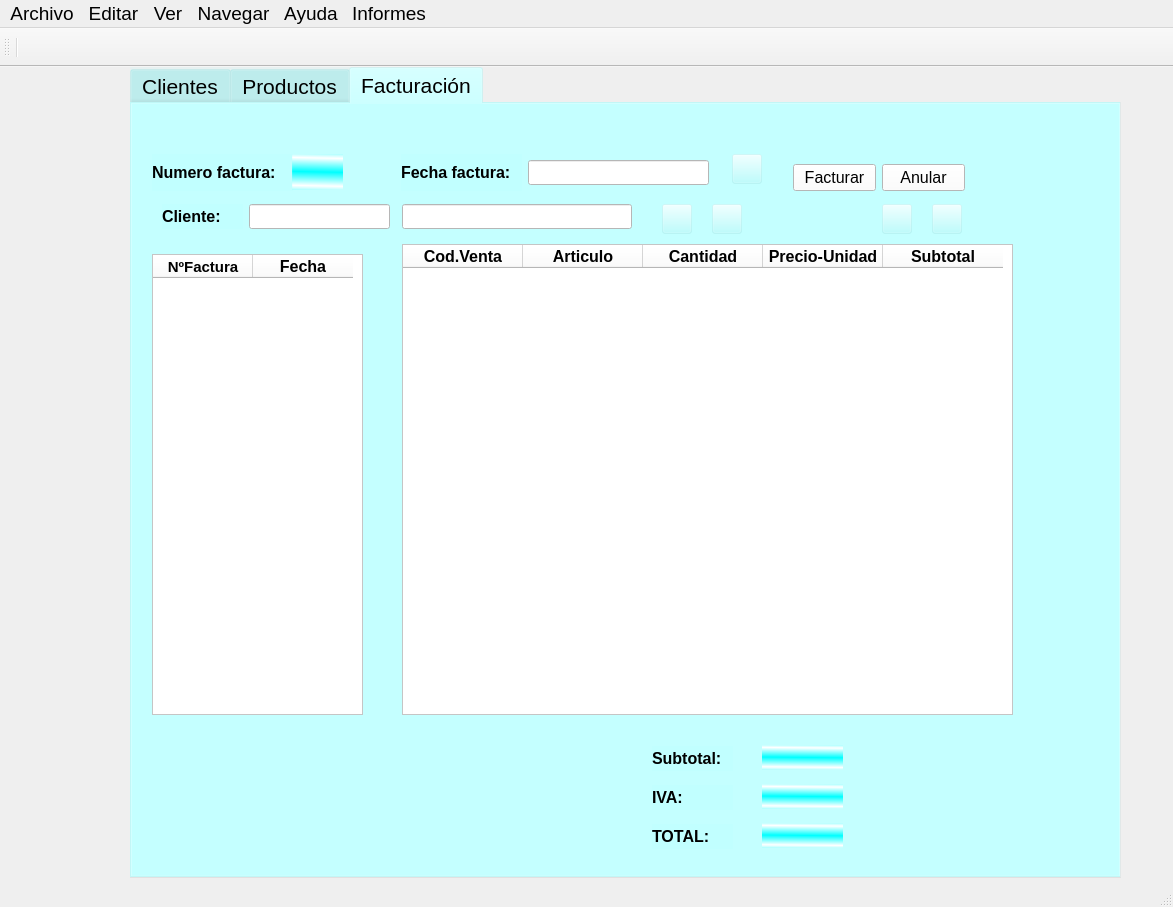
Before: the Qt Designer form ventana.ui in IagoBoente/ventanaQT_2, drawn with Qt 5.
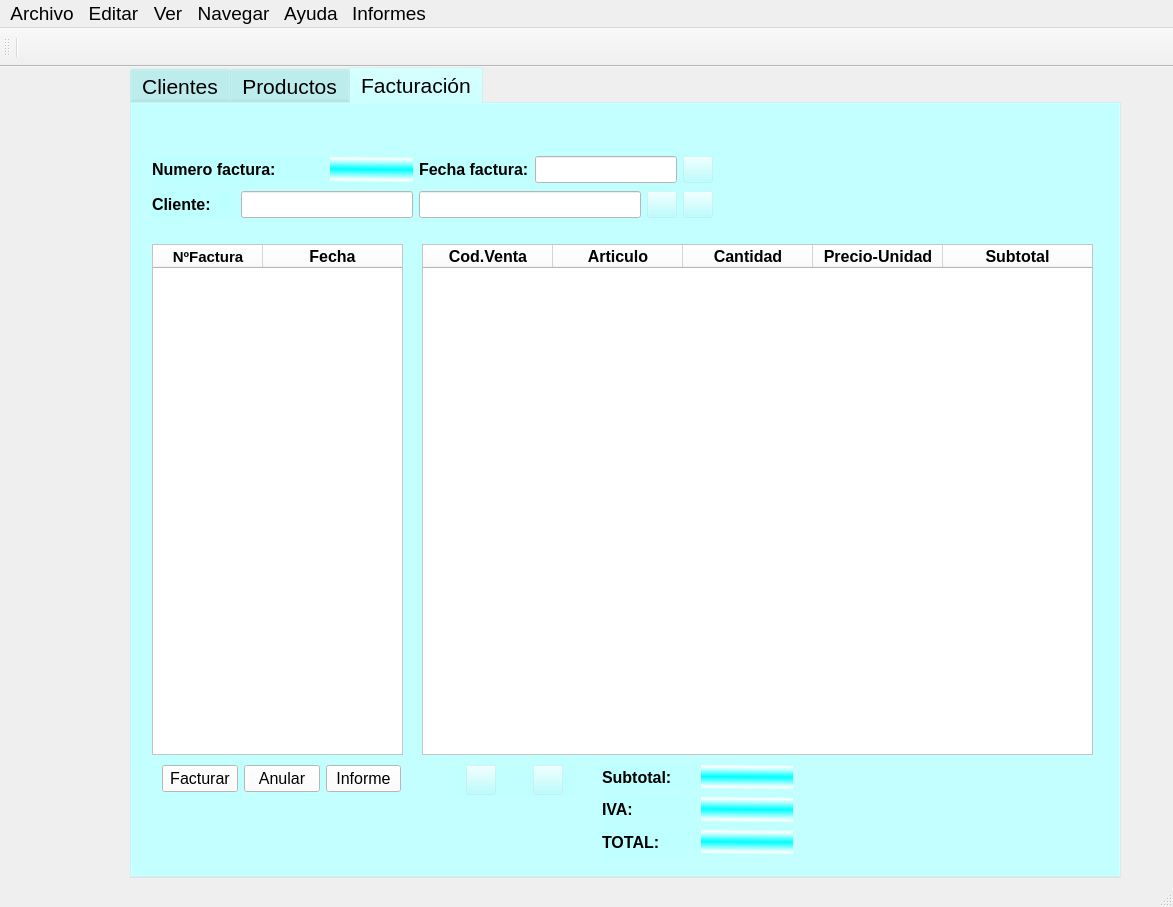
After: the same form once the commit is applied. Icons and pictures are not drawn.

Commit message: ventana2_docs

The edit to the form file:
```diff
--- a/ventana.ui
+++ b/ventana.ui
@@ -1523,9 +1523,9 @@
       <property name="geometry">
        <rect>
         <x>20</x>
-        <y>150</y>
-        <width>211</width>
-        <height>461</height>
+        <y>140</y>
+        <width>251</width>
+        <height>511</height>
        </rect>
       </property>
       <property name="styleSheet">
@@ -1540,11 +1540,14 @@
        <bool>true</bool>
       </property>
       <attribute name="horizontalHeaderDefaultSectionSize">
-       <number>100</number>
+       <number>110</number>
       </attribute>
       <attribute name="horizontalHeaderMinimumSectionSize">
        <number>0</number>
       </attribute>
+      <attribute name="horizontalHeaderStretchLastSection">
+       <bool>true</bool>
+      </attribute>
       <column>
        <property name="text">
         <string>NºFactura</string>
@@ -1573,10 +1576,10 @@
      <widget class="QTableWidget" name="tableVenta">
       <property name="geometry">
        <rect>
-        <x>270</x>
+        <x>290</x>
         <y>140</y>
-        <width>611</width>
-        <height>471</height>
+        <width>671</width>
+        <height>511</height>
        </rect>
       </property>
       <property name="styleSheet">
@@ -1591,11 +1594,14 @@
        <bool>true</bool>
       </property>
       <attribute name="horizontalHeaderDefaultSectionSize">
-       <number>120</number>
+       <number>130</number>
       </attribute>
       <attribute name="horizontalHeaderMinimumSectionSize">
        <number>0</number>
       </attribute>
+      <attribute name="horizontalHeaderStretchLastSection">
+       <bool>true</bool>
+      </attribute>
       <column>
        <property name="text">
         <string>Cod.Venta</string>
@@ -1657,15 +1663,18 @@
        </property>
       </column>
      </widget>
+     <widget class="QWidget" name="layoutWidget">
+      <property name="geometry">
+       <rect>
+        <x>20</x>
+        <y>50</y>
+        <width>561</width>
+        <height>68</height>
+       </rect>
+      </property>
+      <layout class="QGridLayout" name="gridLayout_4">
+       <item row="0" column="2">
      <widget class="QLabel" name="lblCodFact">
-      <property name="geometry">
-       <rect>
-        <x>160</x>
-        <y>50</y>
-        <width>51</width>
-        <height>36</height>
-       </rect>
-      </property>
       <property name="font">
        <font>
         <family>Tahoma</family>
@@ -1681,148 +1690,9 @@
        <string/>
       </property>
      </widget>
-     <widget class="QPushButton" name="btnBuscar_2">
-      <property name="geometry">
-       <rect>
-        <x>530</x>
-        <y>100</y>
-        <width>30</width>
-        <height>30</height>
-       </rect>
-      </property>
-      <property name="maximumSize">
-       <size>
-        <width>30</width>
-        <height>30</height>
-       </size>
-      </property>
-      <property name="text">
-       <string/>
-      </property>
-      <property name="icon">
-       <iconset>
-        <normaloff>img/search.png</normaloff>img/search.png</iconset>
-      </property>
-      <property name="iconSize">
-       <size>
-        <width>30</width>
-        <height>30</height>
-       </size>
-      </property>
-      <property name="checkable">
-       <bool>false</bool>
-      </property>
-     </widget>
-     <widget class="QPushButton" name="btnCalendar_2">
-      <property name="geometry">
-       <rect>
-        <x>600</x>
-        <y>50</y>
-        <width>30</width>
-        <height>30</height>
-       </rect>
-      </property>
-      <property name="maximumSize">
-       <size>
-        <width>30</width>
-        <height>30</height>
-       </size>
-      </property>
-      <property name="text">
-       <string/>
-      </property>
-      <property name="icon">
-       <iconset>
-        <normaloff>img/calendar.png</normaloff>img/calendar.png</iconset>
-      </property>
-      <property name="iconSize">
-       <size>
-        <width>40</width>
-        <height>40</height>
-       </size>
-      </property>
-     </widget>
-     <widget class="QPushButton" name="btnRecargar_3">
-      <property name="geometry">
-       <rect>
-        <x>580</x>
-        <y>100</y>
-        <width>30</width>
-        <height>30</height>
-       </rect>
-      </property>
-      <property name="maximumSize">
-       <size>
-        <width>30</width>
-        <height>30</height>
-       </size>
-      </property>
-      <property name="text">
-       <string/>
-      </property>
-      <property name="icon">
-       <iconset>
-        <normaloff>img/reload.jpg</normaloff>img/reload.jpg</iconset>
-      </property>
-      <property name="iconSize">
-       <size>
-        <width>50</width>
-        <height>50</height>
-       </size>
-      </property>
-     </widget>
-     <widget class="QLineEdit" name="ltCalendar_2">
-      <property name="geometry">
-       <rect>
-        <x>396</x>
-        <y>56</y>
-        <width>181</width>
-        <height>25</height>
-       </rect>
-      </property>
-      <property name="font">
-       <font>
-        <family>Tahoma</family>
-        <pointsize>12</pointsize>
-       </font>
-      </property>
-      <property name="styleSheet">
-       <string notr="true">background-color:rgb(255, 255, 255)</string>
-      </property>
-      <property name="text">
-       <string/>
-      </property>
-     </widget>
-     <widget class="QLabel" name="lblFechaFact">
-      <property name="geometry">
-       <rect>
-        <x>269</x>
-        <y>50</y>
-        <width>121</width>
-        <height>37</height>
-       </rect>
-      </property>
-      <property name="font">
-       <font>
-        <family>Tahoma</family>
-        <pointsize>12</pointsize>
-        <weight>75</weight>
-        <bold>true</bold>
-       </font>
-      </property>
-      <property name="text">
-       <string>Fecha factura:</string>
-      </property>
-     </widget>
+       </item>
+       <item row="0" column="0" colspan="2">
      <widget class="QLabel" name="lblFechaFact_2">
-      <property name="geometry">
-       <rect>
-        <x>20</x>
-        <y>50</y>
-        <width>141</width>
-        <height>37</height>
-       </rect>
-      </property>
       <property name="font">
        <font>
         <family>Tahoma</family>
@@ -1835,40 +1705,40 @@
        <string>Numero factura:</string>
       </property>
      </widget>
-     <widget class="QLineEdit" name="ltCodCli">
-      <property name="geometry">
-       <rect>
-        <x>117</x>
-        <y>100</y>
-        <width>141</width>
-        <height>25</height>
-       </rect>
-      </property>
+       </item>
+       <item row="0" column="3">
+        <widget class="QLabel" name="lblFechaFact">
       <property name="font">
        <font>
         <family>Tahoma</family>
         <pointsize>12</pointsize>
-       </font>
-      </property>
-      <property name="tabletTracking">
-       <bool>false</bool>
-      </property>
-      <property name="layoutDirection">
-       <enum>Qt::LeftToRight</enum>
+           <weight>75</weight>
+           <bold>true</bold>
+          </font>
+         </property>
+         <property name="text">
+          <string>Fecha factura:</string>
+         </property>
+        </widget>
+       </item>
+       <item row="0" column="4" colspan="2">
+        <widget class="QLineEdit" name="ltCalendar_2">
+         <property name="font">
+          <font>
+           <family>Tahoma</family>
+           <pointsize>12</pointsize>
+          </font>
       </property>
       <property name="styleSheet">
        <string notr="true">background-color:rgb(255, 255, 255)</string>
       </property>
-     </widget>
+         <property name="text">
+          <string/>
+         </property>
+        </widget>
+       </item>
+       <item row="1" column="0">
      <widget class="QLabel" name="lblCliente">
-      <property name="geometry">
-       <rect>
-        <x>30</x>
-        <y>100</y>
-        <width>81</width>
-        <height>25</height>
-       </rect>
-      </property>
       <property name="font">
        <font>
         <family>Tahoma</family>
@@ -1881,15 +1751,54 @@
        <string>Cliente:</string>
       </property>
      </widget>
+       </item>
+       <item row="1" column="5">
+        <widget class="QPushButton" name="btnBuscar_2">
+         <property name="maximumSize">
+          <size>
+           <width>30</width>
+           <height>30</height>
+          </size>
+         </property>
+         <property name="text">
+          <string/>
+         </property>
+         <property name="icon">
+          <iconset>
+           <normaloff>img/search.png</normaloff>img/search.png</iconset>
+         </property>
+         <property name="iconSize">
+          <size>
+           <width>30</width>
+           <height>30</height>
+          </size>
+         </property>
+         <property name="checkable">
+          <bool>false</bool>
+         </property>
+        </widget>
+       </item>
+       <item row="1" column="3" colspan="2">
      <widget class="QLineEdit" name="ltNombreCli">
-      <property name="geometry">
-       <rect>
-        <x>270</x>
-        <y>100</y>
-        <width>230</width>
-        <height>25</height>
-       </rect>
-      </property>
+         <property name="font">
+          <font>
+           <family>Tahoma</family>
+           <pointsize>12</pointsize>
+          </font>
+         </property>
+         <property name="tabletTracking">
+          <bool>false</bool>
+         </property>
+         <property name="layoutDirection">
+          <enum>Qt::LeftToRight</enum>
+         </property>
+         <property name="styleSheet">
+          <string notr="true">background-color:rgb(255, 255, 255)</string>
+         </property>
+        </widget>
+       </item>
+       <item row="1" column="1" colspan="2">
+        <widget class="QLineEdit" name="ltCodCli">
       <property name="font">
        <font>
         <family>Tahoma</family>
@@ -1906,15 +1815,178 @@
        <string notr="true">background-color:rgb(255, 255, 255)</string>
       </property>
      </widget>
+       </item>
+       <item row="1" column="6">
+        <widget class="QPushButton" name="btnRecargar_3">
+         <property name="maximumSize">
+          <size>
+           <width>30</width>
+           <height>30</height>
+          </size>
+         </property>
+         <property name="text">
+          <string/>
+         </property>
+         <property name="icon">
+          <iconset>
+           <normaloff>img/reload.jpg</normaloff>img/reload.jpg</iconset>
+         </property>
+         <property name="iconSize">
+          <size>
+           <width>50</width>
+           <height>50</height>
+          </size>
+         </property>
+        </widget>
+       </item>
+       <item row="0" column="6">
+        <widget class="QPushButton" name="btnCalendar_2">
+         <property name="maximumSize">
+          <size>
+           <width>30</width>
+           <height>30</height>
+          </size>
+         </property>
+         <property name="text">
+          <string/>
+         </property>
+         <property name="icon">
+          <iconset>
+           <normaloff>img/calendar.png</normaloff>img/calendar.png</iconset>
+         </property>
+         <property name="iconSize">
+          <size>
+           <width>40</width>
+           <height>40</height>
+          </size>
+         </property>
+        </widget>
+       </item>
+      </layout>
+     </widget>
+     <widget class="QWidget" name="layoutWidget">
+      <property name="geometry">
+       <rect>
+        <x>470</x>
+        <y>660</y>
+        <width>191</width>
+        <height>91</height>
+       </rect>
+      </property>
+      <layout class="QGridLayout" name="gridLayout_6">
+       <item row="0" column="0">
+        <widget class="QLabel" name="lblSubtotal">
+         <property name="font">
+          <font>
+           <family>Tahoma</family>
+           <pointsize>12</pointsize>
+           <weight>75</weight>
+           <bold>true</bold>
+          </font>
+         </property>
+         <property name="text">
+          <string>Subtotal:</string>
+         </property>
+        </widget>
+       </item>
+       <item row="0" column="1">
+        <widget class="QLabel" name="lblFactSubtotal">
+         <property name="font">
+          <font>
+           <family>Tahoma</family>
+           <pointsize>12</pointsize>
+           <weight>75</weight>
+           <bold>true</bold>
+          </font>
+         </property>
+         <property name="styleSheet">
+          <string notr="true">background-color: qlineargradient(spread:reflect, x1:0.602273, y1:0.5, x2:0.614, y2:0.113636, stop:0 rgba(0, 255, 255, 255), stop:1 rgba(255, 255, 255, 255));</string>
+         </property>
+         <property name="text">
+          <string/>
+         </property>
+        </widget>
+       </item>
+       <item row="1" column="0">
+        <widget class="QLabel" name="lbliva">
+         <property name="font">
+          <font>
+           <family>Tahoma</family>
+           <pointsize>12</pointsize>
+           <weight>75</weight>
+           <bold>true</bold>
+          </font>
+         </property>
+         <property name="text">
+          <string>IVA:</string>
+         </property>
+        </widget>
+       </item>
+       <item row="1" column="1">
+        <widget class="QLabel" name="lblFactIVA">
+         <property name="font">
+          <font>
+           <family>Tahoma</family>
+           <pointsize>12</pointsize>
+           <weight>75</weight>
+           <bold>true</bold>
+          </font>
+         </property>
+         <property name="styleSheet">
+          <string notr="true">background-color: qlineargradient(spread:reflect, x1:0.602273, y1:0.5, x2:0.614, y2:0.113636, stop:0 rgba(0, 255, 255, 255), stop:1 rgba(255, 255, 255, 255));</string>
+         </property>
+         <property name="text">
+          <string/>
+         </property>
+        </widget>
+       </item>
+       <item row="2" column="0">
+        <widget class="QLabel" name="lblTotal">
+         <property name="font">
+          <font>
+           <family>Tahoma</family>
+           <pointsize>12</pointsize>
+           <weight>75</weight>
+           <bold>true</bold>
+          </font>
+         </property>
+         <property name="text">
+          <string>TOTAL:</string>
+         </property>
+        </widget>
+       </item>
+       <item row="2" column="1">
+        <widget class="QLabel" name="lblFactTotal">
+         <property name="font">
+          <font>
+           <family>Tahoma</family>
+           <pointsize>12</pointsize>
+           <weight>75</weight>
+           <bold>true</bold>
+          </font>
+         </property>
+         <property name="styleSheet">
+          <string notr="true">background-color: qlineargradient(spread:reflect, x1:0.602273, y1:0.5, x2:0.614, y2:0.113636, stop:0 rgba(0, 255, 255, 255), stop:1 rgba(255, 255, 255, 255));</string>
+         </property>
+         <property name="text">
+          <string/>
+         </property>
+        </widget>
+       </item>
+      </layout>
+     </widget>
+     <widget class="QWidget" name="layoutWidget">
+      <property name="geometry">
+       <rect>
+        <x>30</x>
+        <y>660</y>
+        <width>239</width>
+        <height>29</height>
+       </rect>
+      </property>
+      <layout class="QGridLayout" name="gridLayout_5">
+       <item row="0" column="0">
      <widget class="QPushButton" name="btnFacturar">
-      <property name="geometry">
-       <rect>
-        <x>661</x>
-        <y>60</y>
-        <width>83</width>
-        <height>27</height>
-       </rect>
-      </property>
       <property name="font">
        <font>
         <family>Tahoma</family>
@@ -1928,15 +2000,9 @@
        <string>Facturar</string>
       </property>
      </widget>
+       </item>
+       <item row="0" column="1">
      <widget class="QPushButton" name="btnAnular">
-      <property name="geometry">
-       <rect>
-        <x>750</x>
-        <y>60</y>
-        <width>83</width>
-        <height>27</height>
-       </rect>
-      </property>
       <property name="font">
        <font>
         <family>Tahoma</family>
@@ -1950,47 +2016,37 @@
        <string>Anular</string>
       </property>
      </widget>
-     <widget class="QPushButton" name="btnConfirmar">
+       </item>
+       <item row="0" column="2">
+        <widget class="QPushButton" name="btnInformeFac">
+         <property name="font">
+          <font>
+           <family>Tahoma</family>
+           <pointsize>12</pointsize>
+          </font>
+         </property>
+         <property name="styleSheet">
+          <string notr="true">background-color:rgb(255, 255, 255)</string>
+         </property>
+         <property name="text">
+          <string>Informe</string>
+         </property>
+        </widget>
+       </item>
+      </layout>
+     </widget>
+     <widget class="QWidget" name="layoutWidget">
       <property name="geometry">
        <rect>
-        <x>750</x>
-        <y>100</y>
-        <width>30</width>
-        <height>30</height>
+        <x>323</x>
+        <y>660</y>
+        <width>121</width>
+        <height>32</height>
        </rect>
       </property>
-      <property name="maximumSize">
-       <size>
-        <width>30</width>
-        <height>30</height>
-       </size>
-      </property>
-      <property name="text">
-       <string/>
-      </property>
-      <property name="icon">
-       <iconset>
-        <normaloff>img/confirmar.jpg</normaloff>img/confirmar.jpg</iconset>
-      </property>
-      <property name="iconSize">
-       <size>
-        <width>50</width>
-        <height>50</height>
-       </size>
-      </property>
-      <property name="checkable">
-       <bool>false</bool>
-      </property>
-     </widget>
+      <layout class="QGridLayout" name="gridLayout_7">
+       <item row="0" column="2">
      <widget class="QPushButton" name="btnCancelar">
-      <property name="geometry">
-       <rect>
-        <x>800</x>
-        <y>100</y>
-        <width>30</width>
-        <height>30</height>
-       </rect>
-      </property>
       <property name="maximumSize">
        <size>
         <width>30</width>
@@ -2011,140 +2067,50 @@
        </size>
       </property>
      </widget>
-     <widget class="QLabel" name="lbliva">
-      <property name="geometry">
-       <rect>
-        <x>520</x>
-        <y>681</y>
-        <width>81</width>
-        <height>25</height>
-       </rect>
-      </property>
-      <property name="font">
-       <font>
-        <family>Tahoma</family>
-        <pointsize>12</pointsize>
-        <weight>75</weight>
-        <bold>true</bold>
-       </font>
-      </property>
+       </item>
+       <item row="0" column="0">
+        <widget class="QPushButton" name="btnConfirmar">
+         <property name="maximumSize">
+          <size>
+           <width>30</width>
+           <height>30</height>
+          </size>
+         </property>
       <property name="text">
-       <string>IVA:</string>
-      </property>
-     </widget>
-     <widget class="QLabel" name="lblTotal">
-      <property name="geometry">
-       <rect>
-        <x>520</x>
-        <y>720</y>
-        <width>81</width>
-        <height>25</height>
-       </rect>
-      </property>
-      <property name="font">
-       <font>
-        <family>Tahoma</family>
-        <pointsize>12</pointsize>
-        <weight>75</weight>
-        <bold>true</bold>
-       </font>
-      </property>
-      <property name="text">
-       <string>TOTAL:</string>
-      </property>
-     </widget>
-     <widget class="QLabel" name="lblSubtotal">
-      <property name="geometry">
-       <rect>
-        <x>520</x>
-        <y>642</y>
-        <width>81</width>
-        <height>25</height>
-       </rect>
-      </property>
-      <property name="font">
-       <font>
-        <family>Tahoma</family>
-        <pointsize>12</pointsize>
-        <weight>75</weight>
-        <bold>true</bold>
-       </font>
-      </property>
-      <property name="text">
-       <string>Subtotal:</string>
-      </property>
-     </widget>
-     <widget class="QLabel" name="lblFactTotal">
-      <property name="geometry">
-       <rect>
-        <x>630</x>
-        <y>719</y>
-        <width>81</width>
-        <height>25</height>
-       </rect>
-      </property>
-      <property name="font">
-       <font>
-        <family>Tahoma</family>
-        <pointsize>12</pointsize>
-        <weight>75</weight>
-        <bold>true</bold>
-       </font>
-      </property>
-      <property name="styleSheet">
-       <string notr="true">background-color: qlineargradient(spread:reflect, x1:0.602273, y1:0.5, x2:0.614, y2:0.113636, stop:0 rgba(0, 255, 255, 255), stop:1 rgba(255, 255, 255, 255));</string>
-      </property>
-      <property name="text">
        <string/>
       </property>
-     </widget>
-     <widget class="QLabel" name="lblFactSubtotal">
-      <property name="geometry">
-       <rect>
-        <x>630</x>
-        <y>641</y>
-        <width>81</width>
-        <height>25</height>
-       </rect>
-      </property>
-      <property name="font">
-       <font>
-        <family>Tahoma</family>
-        <pointsize>12</pointsize>
-        <weight>75</weight>
-        <bold>true</bold>
-       </font>
-      </property>
-      <property name="styleSheet">
-       <string notr="true">background-color: qlineargradient(spread:reflect, x1:0.602273, y1:0.5, x2:0.614, y2:0.113636, stop:0 rgba(0, 255, 255, 255), stop:1 rgba(255, 255, 255, 255));</string>
-      </property>
-      <property name="text">
-       <string/>
-      </property>
-     </widget>
-     <widget class="QLabel" name="lblFactIVA">
-      <property name="geometry">
-       <rect>
-        <x>630</x>
-        <y>680</y>
-        <width>81</width>
-        <height>25</height>
-       </rect>
-      </property>
-      <property name="font">
-       <font>
-        <family>Tahoma</family>
-        <pointsize>12</pointsize>
-        <weight>75</weight>
-        <bold>true</bold>
-       </font>
-      </property>
-      <property name="styleSheet">
-       <string notr="true">background-color: qlineargradient(spread:reflect, x1:0.602273, y1:0.5, x2:0.614, y2:0.113636, stop:0 rgba(0, 255, 255, 255), stop:1 rgba(255, 255, 255, 255));</string>
-      </property>
-      <property name="text">
-       <string/>
-      </property>
+         <property name="icon">
+          <iconset>
+           <normaloff>img/confirmar.jpg</normaloff>img/confirmar.jpg</iconset>
+         </property>
+         <property name="iconSize">
+          <size>
+           <width>50</width>
+           <height>50</height>
+          </size>
+         </property>
+         <property name="checkable">
+          <bool>false</bool>
+         </property>
+        </widget>
+       </item>
+       <item row="0" column="1">
+        <spacer name="horizontalSpacer_9">
+         <property name="orientation">
+          <enum>Qt::Horizontal</enum>
+         </property>
+         <property name="sizeType">
+          <enum>QSizePolicy::Fixed</enum>
+         </property>
+         <property name="sizeHint" stdset="0">
+          <size>
+           <width>20</width>
+           <height>20</height>
+          </size>
+         </property>
+        </spacer>
+       </item>
+      </layout>
      </widget>
     </widget>
    </widget>
```
Left out of the diff: 28 changed lines with no effect on the pictures. Lines whose indentation alone changed are shown as unchanged. The commit also changes 17 other files.
